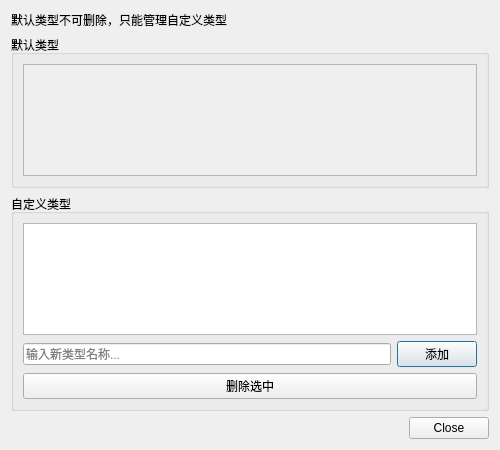
Before: the Qt Designer form src/ui/TypeManagerDialog.ui in Artorias501/EasyRimWorldModManager, drawn with Qt 5.
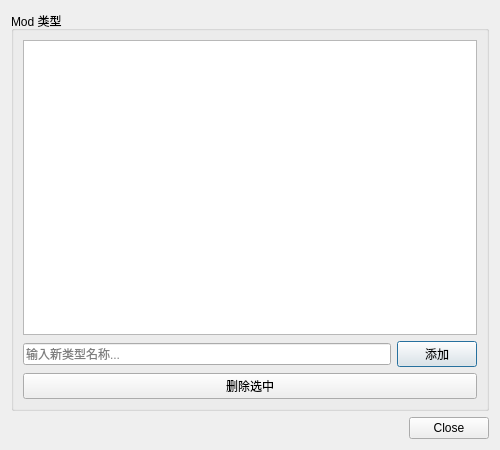
After: the same form once the commit is applied.

Commit message: 优化mod类型相关逻辑

```diff
--- a/src/ui/TypeManagerDialog.ui
+++ b/src/ui/TypeManagerDialog.ui
@@ -15,42 +15,13 @@
   </property>
   <layout class="QVBoxLayout" name="verticalLayout">
    <item>
-    <widget class="QLabel" name="infoLabel">
-     <property name="text">
-      <string>默认类型不可删除，只能管理自定义类型</string>
-     </property>
-     <property name="wordWrap">
-      <bool>true</bool>
-     </property>
-    </widget>
-   </item>
-   <item>
-    <widget class="QGroupBox" name="defaultTypesGroup">
+    <widget class="QGroupBox" name="typesGroup">
      <property name="title">
-      <string>默认类型</string>
+      <string>Mod 类型</string>
      </property>
      <layout class="QVBoxLayout" name="verticalLayout_2">
       <item>
-       <widget class="QListWidget" name="defaultTypesList">
-        <property name="enabled">
-         <bool>false</bool>
-        </property>
-        <property name="maximumHeight">
-         <number>120</number>
-        </property>
-       </widget>
-      </item>
-     </layout>
-    </widget>
-   </item>
-   <item>
-    <widget class="QGroupBox" name="customTypesGroup">
-     <property name="title">
-      <string>自定义类型</string>
-     </property>
-     <layout class="QVBoxLayout" name="verticalLayout_3">
-      <item>
-       <widget class="QListWidget" name="customTypesList"/>
+       <widget class="QListWidget" name="typesList"/>
       </item>
       <item>
        <layout class="QHBoxLayout" name="horizontalLayout">
```
The commit also changes 9 other files.
